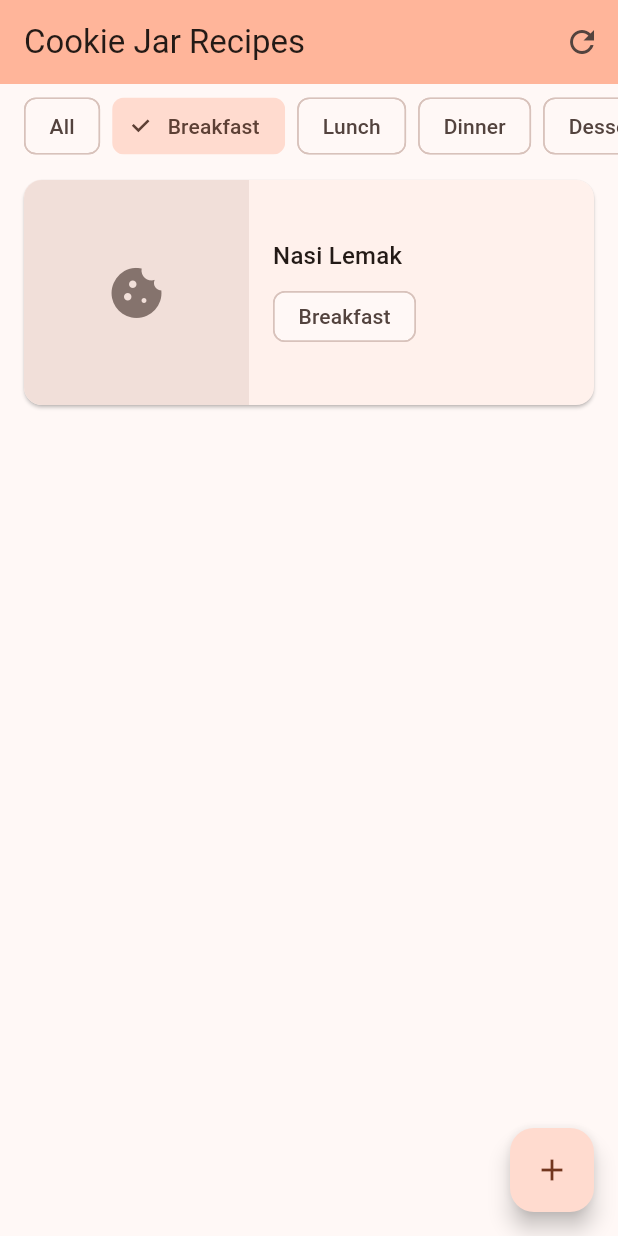
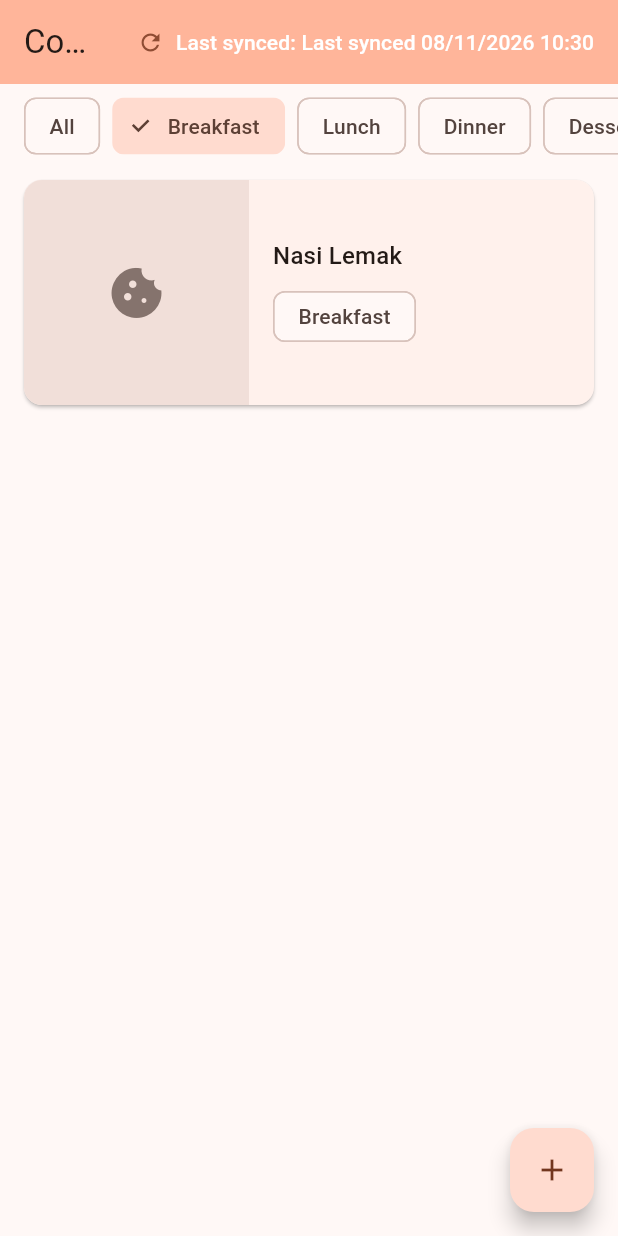
Before and after one commit to IliKeChocolateCake/cookie_jar_recipe, a Flutter app: the screen it shows after launch, after a tap on "Breakfast", on a phone screen of 412 x 824 dp. Run offline on Flutter 3.47's test engine with Material 3 defaults, Android fonts, the phone set to English and light mode, and no system bars; our stand-ins replace cached_network_image, hive, hive_flutter; accounts and stored records are empty.

Commit message:
feat(ui): add refresh button with last synced time

```diff
--- a/lib/ui/pages/home.dart
+++ b/lib/ui/pages/home.dart
@@ -17,10 +17,12 @@ class MyHomePage extends StatelessWidget {
         backgroundColor: Theme.of(context).colorScheme.inversePrimary,
         title: Text(title),
         actions: [
-          IconButton(
+          TextButton.icon(
+
+            label: Text('Last synced: ${vm.lastSyncedLabel}', style: const TextStyle(color: Colors.white)),
             icon: const Icon(Icons.refresh),
             onPressed: vm.load,
-            tooltip: 'Refresh',
+
           ),
         ],
       ),
--- a/lib/view_model/recipe_list_view_model.dart
+++ b/lib/view_model/recipe_list_view_model.dart
@@ -17,11 +17,21 @@ class RecipeListViewModel extends ChangeNotifier {
 
   bool get isJarEmpty => _recipeRepository.getAll().isEmpty;
 
+ DateTime? lastSynced;
+
 Future<void> load() async {
   types = await _recipeTypeApi.load();
   _refresh();
+  lastSynced = DateTime.now();
   isLoading = false;
   notifyListeners();
+}
+
+String get lastSyncedLabel {
+  final t = lastSynced;
+  if (t == null) return 'Not synced yet';
+  String two(int n) => n.toString().padLeft(2, '0');
+  return 'Last synced ${two(t.day)}/${two(t.month)}/${t.year} ${two(t.hour)}:${two(t.minute)}';
 }
 
   void setFilter(int? typeId) {
```
Lines whose indentation alone changed are shown as unchanged.
